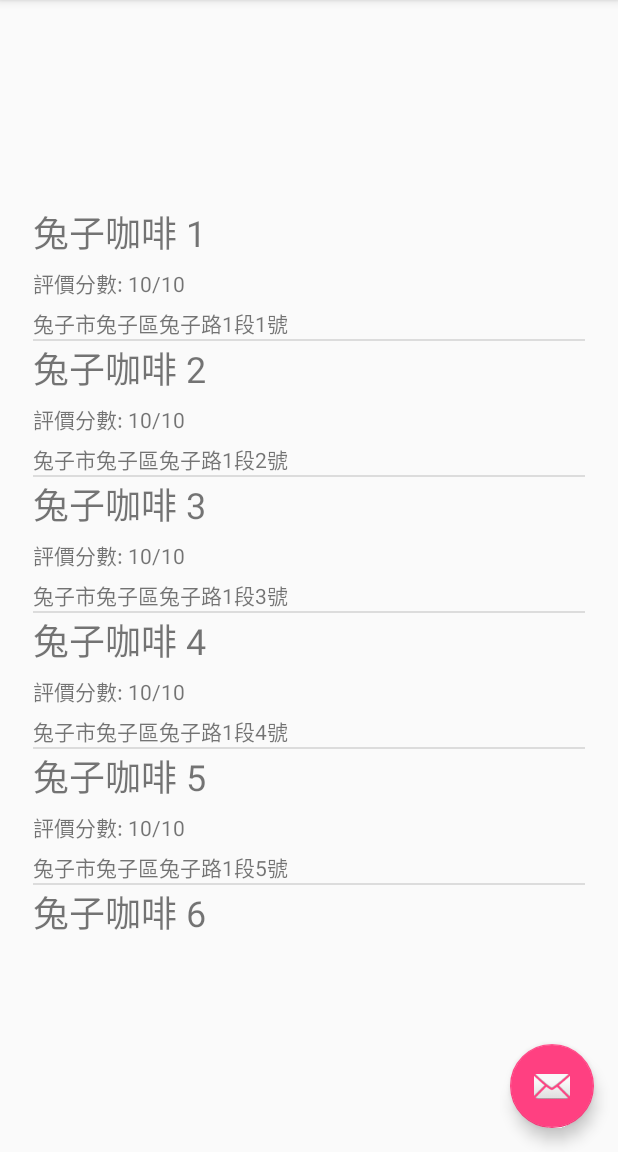
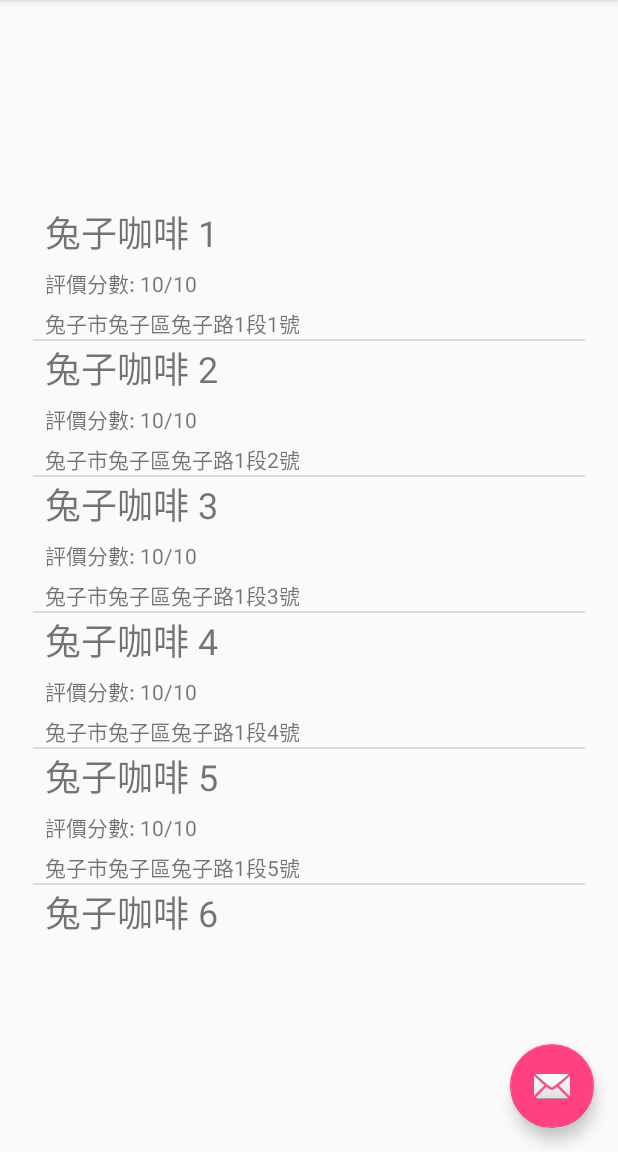
Before and after one commit to leon20121005/DelicacyExploration, an Android app: the screen it shows after launch (MainActivity), on a phone screen of 412 x 824 dp, the part 84-1236 px from its top. Run offline under Robolectric (Android 15) with nearby library versions, the phone set to English and light mode, and no system bars.

Commit message:
add padding left in shop list item

```diff
--- a/app/src/main/java/com/example/leon/delicacyexploration/ShopListAdapter.java
+++ b/app/src/main/java/com/example/leon/delicacyexploration/ShopListAdapter.java
@@ -1,6 +1,4 @@
 package com.example.leon.delicacyexploration;
-
-//Created by leon on 2017/8/5.
 
 import android.content.Context;
 import android.view.LayoutInflater;
@@ -11,6 +9,8 @@ import android.widget.TextView;
 import android.support.annotation.NonNull;
 
 import java.util.ArrayList;
+
+//Created by leon on 2017/8/5.
 
 public class ShopListAdapter extends ArrayAdapter<Shop>
 {
--- a/app/src/main/res/layout/shoplist_item.xml
+++ b/app/src/main/res/layout/shoplist_item.xml
@@ -8,6 +8,7 @@
         android:id="@+id/shopName"
         android:layout_width="wrap_content"
         android:layout_height="wrap_content"
+        android:paddingLeft="8dp"
         android:text="兔子咖啡"
         android:textSize="24sp" />
 
@@ -16,6 +17,7 @@
         android:layout_width="wrap_content"
         android:layout_height="wrap_content"
         android:paddingTop="5dp"
+        android:paddingLeft="8dp"
         android:text="評價分數: 10/10" />
 
     <TextView
@@ -23,6 +25,7 @@
         android:layout_width="wrap_content"
         android:layout_height="wrap_content"
         android:paddingTop="5dp"
+        android:paddingLeft="8dp"
         android:text="兔子市兔子區兔子路1段1號" />
 
 </LinearLayout>
```
